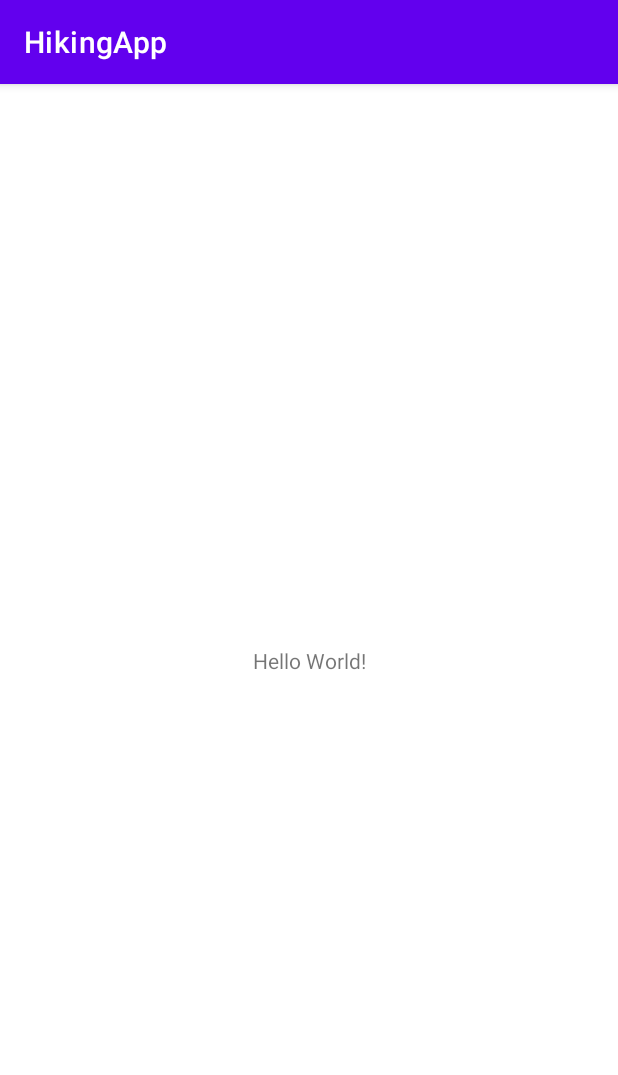
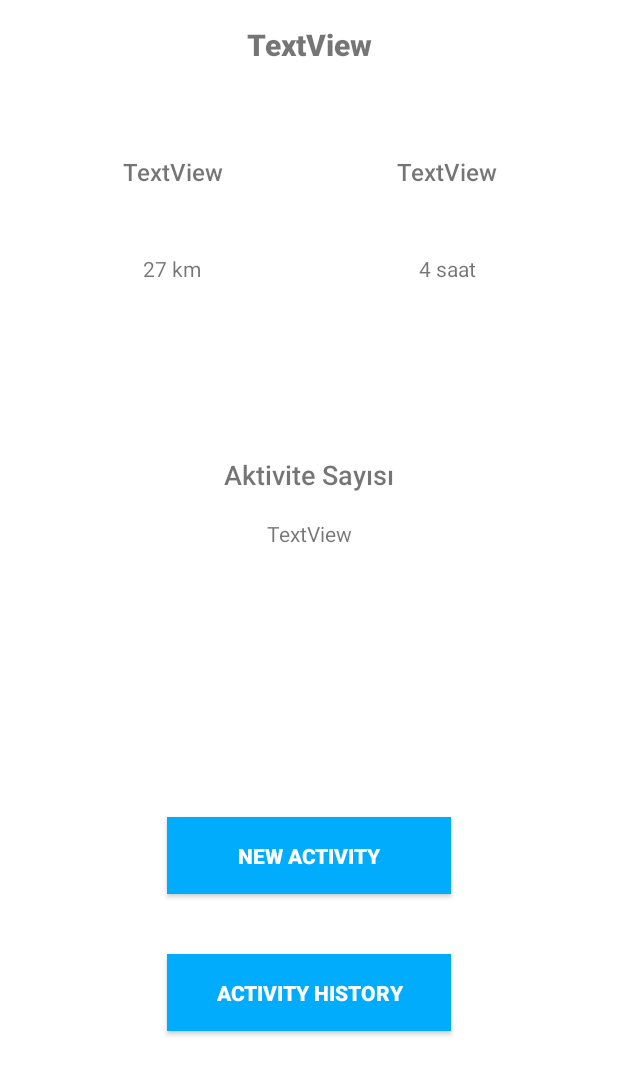
Before and after one commit to bulent017/HikingApp.v2, an Android app: the MainActivity screen opened directly, with no data from a screen before it, on a phone screen of 412 x 824 dp. Shown: the top 1075 px of the screen. Run offline under Robolectric (Android 15) with nearby library versions, the phone set to English and light mode, and no system bars.

Commit message:
Dashboard ekranı tasarlandı
...

```diff
--- a/app/src/main/AndroidManifest.xml
+++ b/app/src/main/AndroidManifest.xml
@@ -13,6 +13,8 @@
         tools:targetApi="31">
         <activity
             android:name=".MainActivity"
+            android:theme="@style/HikingApp.NoActionBar"
+
             android:exported="false" />
         <activity
             android:name=".AuthActivity"
--- /dev/null
+++ b/app/src/main/java/View/FragmentDashboard.kt
@@ -0,0 +1,34 @@
+package View
+
+import android.os.Bundle
+import androidx.fragment.app.Fragment
+import android.view.LayoutInflater
+import android.view.View
+import android.view.ViewGroup
+import com.example.hikingapp.R
+import com.example.hikingapp.databinding.FragmentDashboardBinding
+
+
+class FragmentDashboard : Fragment() {
+    private var _binding: FragmentDashboardBinding? = null
+    private val binding get() = _binding!!
+
+    override fun onCreate(savedInstanceState: Bundle?) {
+        super.onCreate(savedInstanceState)
+
+    }
+
+    override fun onCreateView(
+        inflater: LayoutInflater, container: ViewGroup?,
+        savedInstanceState: Bundle?
+    ): View? {
+        // Inflate the layout for this fragment
+        _binding = FragmentDashboardBinding.inflate(inflater,container,false)
+
+
+
+        return binding.root
+    }
+
+
+}
--- a/app/src/main/java/com/example/hikingapp/MainActivity.kt
+++ b/app/src/main/java/com/example/hikingapp/MainActivity.kt
@@ -2,10 +2,15 @@ package com.example.hikingapp
 
 import androidx.appcompat.app.AppCompatActivity
 import android.os.Bundle
+import com.example.hikingapp.databinding.ActivityAuthBinding
+import com.example.hikingapp.databinding.ActivityMainBinding
 
 class MainActivity : AppCompatActivity() {
+    private lateinit var binding: ActivityMainBinding
+
     override fun onCreate(savedInstanceState: Bundle?) {
         super.onCreate(savedInstanceState)
-        setContentView(R.layout.activity_main)
+        binding = ActivityMainBinding.inflate(layoutInflater)
+        setContentView(binding.root)
     }
 }
--- a/app/src/main/res/layout/activity_main.xml
+++ b/app/src/main/res/layout/activity_main.xml
@@ -6,13 +6,14 @@
     android:layout_height="match_parent"
     tools:context=".MainActivity">
 
-    <TextView
-        android:layout_width="wrap_content"
-        android:layout_height="wrap_content"
-        android:text="Hello World!"
-        app:layout_constraintBottom_toBottomOf="parent"
-        app:layout_constraintEnd_toEndOf="parent"
-        app:layout_constraintStart_toStartOf="parent"
-        app:layout_constraintTop_toTopOf="parent" />
-
+    <androidx.fragment.app.FragmentContainerView
+        android:id="@+id/fragmentContainerView2"
+        android:name="androidx.navigation.fragment.NavHostFragment"
+        android:layout_width="match_parent"
+        android:layout_height="match_parent"
+        app:defaultNavHost="true"
+        app:navGraph="@navigation/navigation_graph_main"
+        tools:layout_editor_absoluteX="1dp"
+        tools:layout_editor_absoluteY="1dp"
+        tools:ignore="MissingConstraints" />
 </androidx.constraintlayout.widget.ConstraintLayout>
--- /dev/null
+++ b/app/src/main/res/layout/fragment_dashboard.xml
@@ -0,0 +1,151 @@
+<androidx.constraintlayout.widget.ConstraintLayout xmlns:android="http://schemas.android.com/apk/res/android"
+    xmlns:app="http://schemas.android.com/apk/res-auto"
+    xmlns:tools="http://schemas.android.com/tools"
+    android:layout_width="match_parent"
+    android:layout_height="match_parent"
+    tools:context="View.FragmentDashboard">
+
+
+
+
+    <TextView
+        android:id="@+id/textView3"
+        android:layout_width="wrap_content"
+        android:layout_height="wrap_content"
+        android:fontFamily="sans-serif-black"
+        android:text="TextView"
+        android:textSize="20sp"
+        app:layout_constraintBottom_toBottomOf="parent"
+        app:layout_constraintEnd_toEndOf="parent"
+        app:layout_constraintStart_toStartOf="parent"
+        app:layout_constraintTop_toTopOf="parent"
+        app:layout_constraintVertical_bias="0.01999998"
+        tools:text="Dashboard" />
+
+    <LinearLayout
+        android:layout_width="365dp"
+        android:layout_height="56dp"
+        android:orientation="horizontal"
+        app:layout_constraintBottom_toBottomOf="parent"
+        app:layout_constraintEnd_toEndOf="parent"
+        app:layout_constraintStart_toStartOf="parent"
+        app:layout_constraintTop_toBottomOf="@+id/textView3"
+        app:layout_constraintVertical_bias="0.060000002">
+
+        <TextView
+            android:id="@+id/textView4"
+            android:layout_width="wrap_content"
+            android:layout_height="match_parent"
+            android:layout_weight="1"
+            android:fontFamily="sans-serif-medium"
+            android:gravity="center"
+            android:text="TextView"
+            android:textSize="16sp"
+            tools:text="Total Distance Walked" />
+
+        <TextView
+            android:id="@+id/textView5"
+            android:layout_width="wrap_content"
+            android:layout_height="match_parent"
+            android:layout_weight="1"
+            android:fontFamily="sans-serif-medium"
+
+            android:gravity="center"
+            android:text="TextView"
+            android:textSize="16sp"
+            tools:text="Total Distance Walked" />
+
+    </LinearLayout>
+
+    <LinearLayout
+        android:id="@+id/linearLayout"
+        android:layout_width="366dp"
+        android:layout_height="38dp"
+        android:orientation="horizontal"
+        app:layout_constraintBottom_toBottomOf="parent"
+        app:layout_constraintEnd_toEndOf="parent"
+        app:layout_constraintStart_toStartOf="parent"
+        app:layout_constraintTop_toBottomOf="@+id/textView3"
+        app:layout_constraintVertical_bias="0.17000002">
+
+        <TextView
+            android:id="@+id/textView7"
+            android:layout_width="wrap_content"
+            android:layout_height="match_parent"
+            android:layout_weight="1"
+            android:gravity="center_horizontal"
+            android:text="27 km"
+            tools:text="27 km" />
+
+        <TextView
+            android:id="@+id/textView6"
+            android:layout_width="wrap_content"
+            android:layout_height="match_parent"
+            android:layout_weight="1"
+            android:gravity="center_horizontal"
+
+            android:text="4 saat"
+            tools:text="4 saat" />
+
+    </LinearLayout>
+
+    <TextView
+        android:id="@+id/textView8"
+        android:layout_width="wrap_content"
+        android:layout_height="wrap_content"
+        android:fontFamily="sans-serif-medium"
+        android:text="Aktivite Sayısı"
+        android:textSize="18sp"
+        app:layout_constraintBottom_toBottomOf="parent"
+        app:layout_constraintEnd_toEndOf="parent"
+        app:layout_constraintStart_toStartOf="parent"
+        app:layout_constraintTop_toTopOf="parent"
+        app:layout_constraintVertical_bias="0.38" />
+
+    <TextView
+        android:id="@+id/textView9"
+        android:layout_width="wrap_content"
+        android:layout_height="wrap_content"
+        android:text="TextView"
+        app:layout_constraintBottom_toBottomOf="parent"
+        app:layout_constraintEnd_toEndOf="parent"
+        app:layout_constraintStart_toStartOf="parent"
+        app:layout_constraintTop_toTopOf="parent"
+        app:layout_constraintVertical_bias="0.43"
+        tools:text="3" />
+
+
+
+    <androidx.appcompat.widget.AppCompatButton
+        android:id="@+id/buttonLogin"
+        android:layout_width="189dp"
+        android:layout_height="51dp"
+
+
+        android:background="@color/blue"
+        android:text="@string/new_activity"
+        android:textColor="@color/white"
+        android:textStyle="bold"
+        app:layout_constraintBottom_toBottomOf="parent"
+        app:layout_constraintEnd_toEndOf="parent"
+        app:layout_constraintStart_toStartOf="parent"
+        app:layout_constraintTop_toTopOf="parent"
+        app:layout_constraintVertical_bias="0.705" />
+
+    <androidx.appcompat.widget.AppCompatButton
+        android:id="@+id/buttonActivityHistory"
+        android:layout_width="189dp"
+        android:layout_height="51dp"
+
+
+        android:background="@color/blue"
+        android:text="@string/act_v_ty_h_story"
+        android:textColor="@color/white"
+        android:textStyle="bold"
+        app:layout_constraintBottom_toBottomOf="parent"
+        app:layout_constraintEnd_toEndOf="parent"
+        app:layout_constraintStart_toStartOf="parent"
+        app:layout_constraintTop_toTopOf="parent"
+        app:layout_constraintVertical_bias="0.823" />
+
+</androidx.constraintlayout.widget.ConstraintLayout>
--- /dev/null
+++ b/app/src/main/res/navigation/navigation_graph_main.xml
@@ -0,0 +1,13 @@
+<?xml version="1.0" encoding="utf-8"?>
+<navigation xmlns:android="http://schemas.android.com/apk/res/android"
+    xmlns:app="http://schemas.android.com/apk/res-auto"
+    xmlns:tools="http://schemas.android.com/tools"
+    android:id="@+id/navigation_graph_main"
+    app:startDestination="@id/fragmentDashboard">
+
+    <fragment
+        android:id="@+id/fragmentDashboard"
+        android:name="View.FragmentDashboard"
+        android:label="fragment_dashboard"
+        tools:layout="@layout/fragment_dashboard" />
+</navigation>
--- a/app/src/main/res/values/strings.xml
+++ b/app/src/main/res/values/strings.xml
@@ -10,4 +10,6 @@
     <string name="type_your_name">Type your name</string>
     <string name="type_your_password_again">Type your password again</string>
     <string name="sign_up2">Sign Up</string>
+    <string name="new_activity">New Actıvıty</string>
+    <string name="act_v_ty_h_story">Actıvıty Hıstory</string>
 </resources>
```
